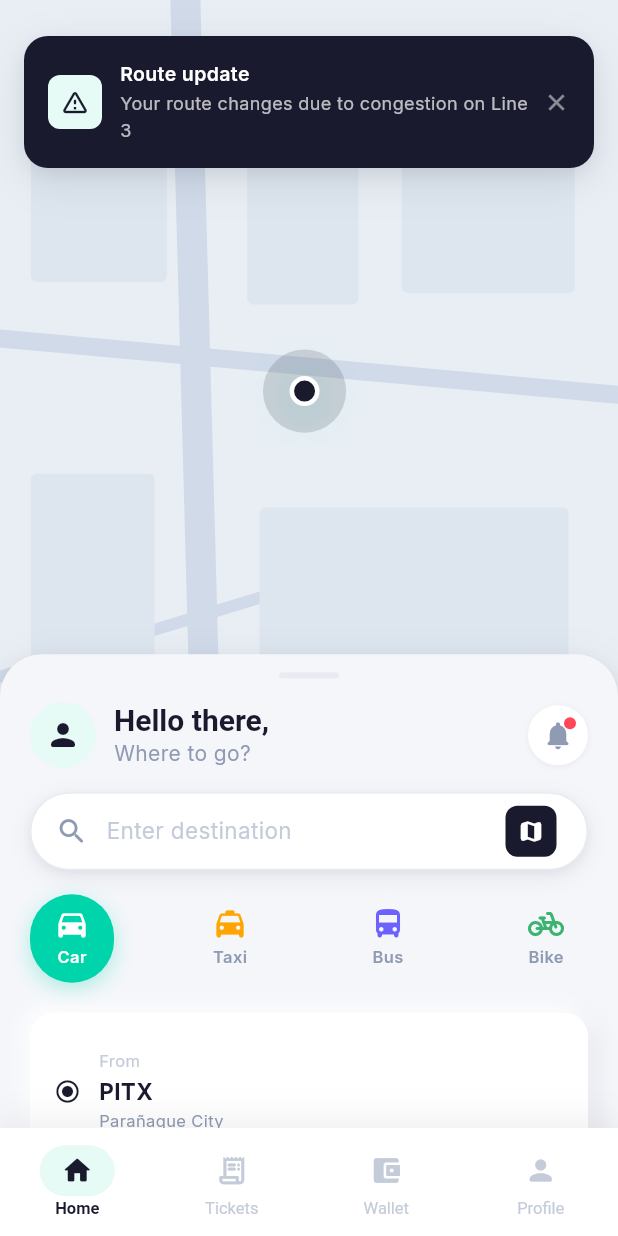
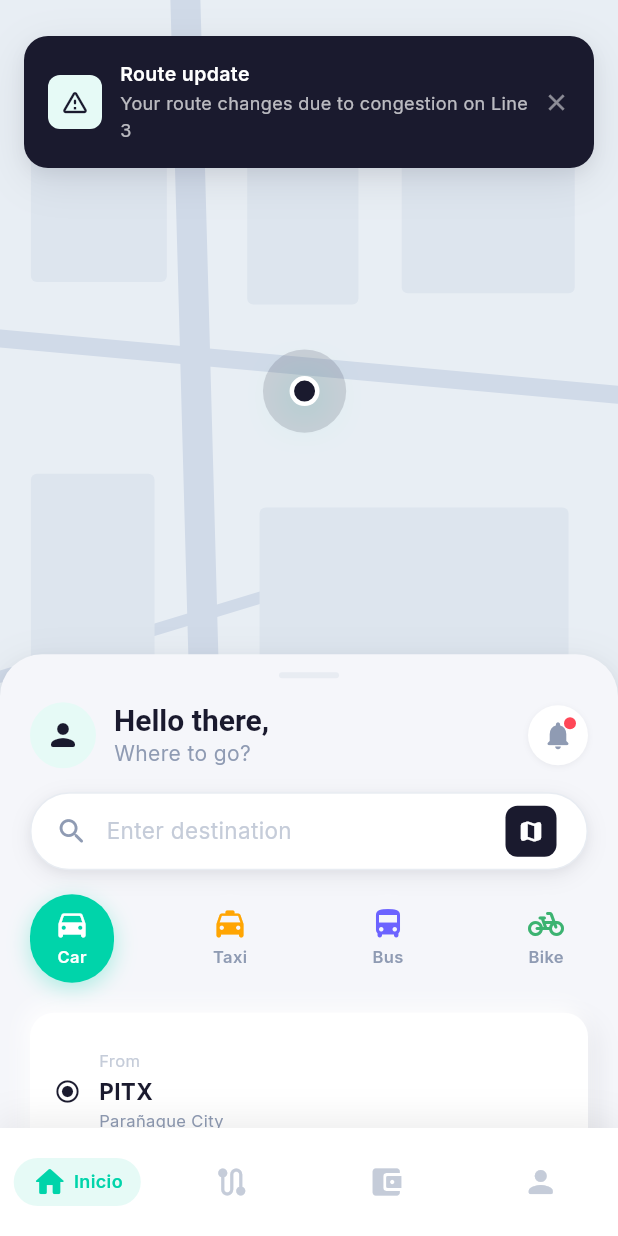
Before and after one commit to LaszloSM/gosmart, a Flutter app: the screen it shows once a user with an empty profile is signed in, on a phone screen of 412 x 824 dp. Run offline on Flutter 3.47's test engine with Material 3 defaults, Android fonts, the light colour scheme and no system bars; our stand-ins replace flutter_dotenv, flutter_riverpod, go_router, google_fonts, supabase_flutter; missing offline and left inert: flutter_stripe; accounts and stored records are empty.

Commit message:
feat(widgets): redesign GSBottomNav with pill-style active indicator

```diff
--- a/lib/widgets/gs_bottom_nav.dart
+++ b/lib/widgets/gs_bottom_nav.dart
@@ -1,6 +1,9 @@
 import 'package:flutter/material.dart';
 import '../theme/design_tokens.dart';
 
+/// Pill-style bottom navigation bar.
+/// Active tab: icon + label inside an accent-tinted pill.
+/// Inactive tabs: icon only, muted color.
 class GSBottomNav extends StatelessWidget {
   const GSBottomNav({
     super.key,
@@ -12,10 +15,10 @@ class GSBottomNav extends StatelessWidget {
   final ValueChanged<int> onTap;
 
   static const _items = [
-    _NavItem(icon: Icons.home_rounded, label: 'Home'),
-    _NavItem(icon: Icons.receipt_long_rounded, label: 'Tickets'),
-    _NavItem(icon: Icons.account_balance_wallet_rounded, label: 'Wallet'),
-    _NavItem(icon: Icons.person_rounded, label: 'Profile'),
+    _NavItem(icon: Icons.home_rounded, label: 'Inicio'),
+    _NavItem(icon: Icons.route_rounded, label: 'Viajes'),
+    _NavItem(icon: Icons.account_balance_wallet_rounded, label: 'Billetera'),
+    _NavItem(icon: Icons.person_rounded, label: 'Perfil'),
   ];
 
   @override
@@ -26,7 +29,7 @@ class GSBottomNav extends StatelessWidget {
         color: GSColors.surface,
         boxShadow: [
           BoxShadow(
-            color: GSColors.textPrimary.withOpacity(0.08),
+            color: Colors.black.withOpacity(0.08),
             blurRadius: 20,
             offset: const Offset(0, -4),
           ),
@@ -35,60 +38,75 @@ class GSBottomNav extends StatelessWidget {
       child: SafeArea(
         top: false,
         child: Row(
-          children: List.generate(_items.length, (i) {
-            final item = _items[i];
-            final selected = i == currentIndex;
-            return Expanded(
-              child: Semantics(
-                label: item.label,
-                selected: selected,
-                button: true,
-                child: GestureDetector(
-                  onTap: () => onTap(i),
+          children: List.generate(
+            _items.length,
+            (index) => Expanded(
+              child: _NavTile(
+                item: _items[index],
+                isActive: currentIndex == index,
+                onTap: () => onTap(index),
+              ),
+            ),
+          ),
+        ),
+      ),
+    );
+  }
+}
+
+class _NavTile extends StatelessWidget {
+  const _NavTile({
+    required this.item,
+    required this.isActive,
+    required this.onTap,
+  });
+
+  final _NavItem item;
+  final bool isActive;
+  final VoidCallback onTap;
+
+  @override
+  Widget build(BuildContext context) {
+    return GestureDetector(
+      onTap: onTap,
       behavior: HitTestBehavior.opaque,
       child: Column(
         mainAxisAlignment: MainAxisAlignment.center,
         children: [
           AnimatedContainer(
             duration: GSDuration.normal,
-                        padding: const EdgeInsets.symmetric(
-                            horizontal: 14, vertical: 6),
+            curve: Curves.easeInOut,
+            padding: EdgeInsets.symmetric(
+              horizontal: isActive ? GSSpacing.s3 : GSSpacing.s2,
+              vertical: GSSpacing.s1,
+            ),
             decoration: BoxDecoration(
-                          color: selected
-                              ? GSColors.primaryLight
-                              : Colors.transparent,
+              color: isActive ? GSColors.accentLight : Colors.transparent,
               borderRadius: BorderRadius.circular(GSRadius.full),
             ),
-                        child: Icon(
+            child: Row(
+              mainAxisSize: MainAxisSize.min,
+              children: [
+                Icon(
                   item.icon,
-                          size: 22,
-                          color: selected
-                              ? GSColors.primary
-                              : GSColors.textDisabled,
+                  size: GSSize.iconLg,
+                  color: isActive ? GSColors.accent : GSColors.textDisabled,
+                ),
+                if (isActive) ...[
+                  const SizedBox(width: GSSpacing.s1),
+                  Text(
+                    item.label,
+                    style: const TextStyle(
+                      fontSize: 12,
+                      fontWeight: FontWeight.w600,
+                      color: GSColors.accent,
                     ),
                   ),
-                      const SizedBox(height: 2),
-                      AnimatedDefaultTextStyle(
-                        duration: GSDuration.normal,
-                        style: TextStyle(
-
-                          fontSize: 11,
-                          fontWeight: selected
-                              ? FontWeight.w600
-                              : FontWeight.w400,
-                          color: selected
-                              ? GSColors.primary
-                              : GSColors.textDisabled,
-                        ),
-                        child: Text(item.label),
-                      ),
+                ],
               ],
             ),
           ),
-              ),
-            );
-          }),
-        ),
+        ],
       ),
     );
   }
```
Lines whose indentation alone changed are shown as unchanged.
